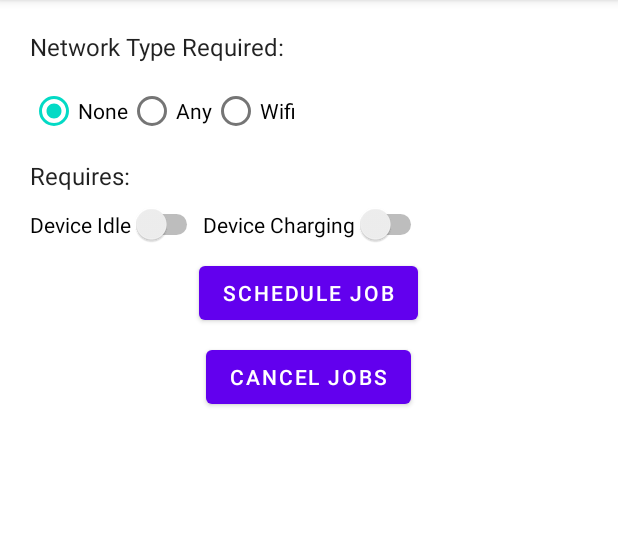
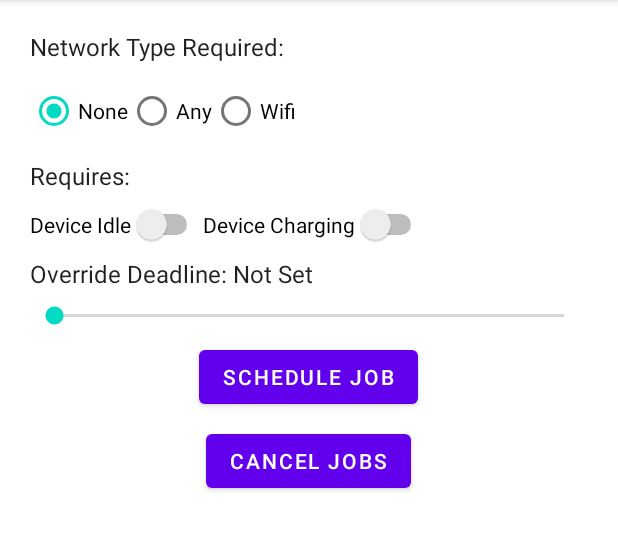
Before and after one commit to Ugo119/JobScheduler-Tutorial, an Android app: the screen it shows after launch (MainActivity), after a tap on "SCHEDULE JOB", on a phone screen of 412 x 824 dp, the part 84-635 px from its top. Run offline under Robolectric (Android 15) with nearby library versions, the phone set to English and light mode, and no system bars.

Commit message:
Made changes to codebase

```diff
--- a/app/src/main/java/com/ugo/android/notificationscheduler/MainActivity.java
+++ b/app/src/main/java/com/ugo/android/notificationscheduler/MainActivity.java
@@ -8,7 +8,9 @@ import android.content.ComponentName;
 import android.os.Bundle;
 import android.view.View;
 import android.widget.RadioGroup;
+import android.widget.SeekBar;
 import android.widget.Switch;
+import android.widget.TextView;
 import android.widget.Toast;
 
 public class MainActivity extends AppCompatActivity {
@@ -16,6 +18,7 @@ public class MainActivity extends AppCompatActivity {
     private static final int JOB_ID = 0;
     private Switch deviceIdleSwitch;
     private Switch deviceChargingSwitch;
+    private SeekBar seekBar;
 
     @Override
     protected void onCreate(Bundle savedInstanceState) {
@@ -24,16 +27,47 @@ public class MainActivity extends AppCompatActivity {
 
         deviceIdleSwitch = findViewById(R.id.idleSwitch);
         deviceChargingSwitch = findViewById(R.id.chargingSwitch);
+        seekBar = findViewById(R.id.seekBar);
+
+        final TextView seekBarProgress = findViewById(R.id.seekBarProgress);
+        seekBar.setOnSeekBarChangeListener(new SeekBar.OnSeekBarChangeListener() {
+            @Override
+            public void onProgressChanged(SeekBar seekBar, int progress, boolean fromUser) {
+                if (progress > 0) {
+                    seekBarProgress.setText(progress + " s");
+                } else {
+                    seekBarProgress.setText("Not Set");
+                }
+
+            }
+
+            @Override
+            public void onStartTrackingTouch(SeekBar seekBar) {
+
+            }
+
+            @Override
+            public void onStopTrackingTouch(SeekBar seekBar) {
+
+            }
+        });
     }
+
+    /**
+     * onClick method that schedules the jobs based on the parameters set.
+     */
 
     public void scheduleJob(View view) {
         RadioGroup networkOptions = findViewById(R.id.networkOptions);
         jobScheduler = (JobScheduler) getSystemService(JOB_SCHEDULER_SERVICE);
 
+        int seekBarInteger = seekBar.getProgress();
+        boolean seekBarSet = seekBarInteger > 0;
+
         //Get the selected network ID and save it in an integer variable
         int selectedNetworkID = networkOptions.getCheckedRadioButtonId();
+        int selectedNetworkOption = JobInfo.NETWORK_TYPE_NONE;
 
-        int selectedNetworkOption = JobInfo.NETWORK_TYPE_NONE;
         switch (selectedNetworkID) {
             case R.id.noNetwork:
                 selectedNetworkOption = JobInfo.NETWORK_TYPE_NONE;
@@ -62,6 +96,10 @@ public class MainActivity extends AppCompatActivity {
         //Show a Toast message, letting user know the job was scheduled
         Toast.makeText(this, "Job Scheduled, job will run when " +
                 "the constraints are met.", Toast.LENGTH_LONG).show();
+
+        if (seekBarSet) {
+            builder.setOverrideDeadline(seekBarInteger * 1000);
+        }
     }
 
     public void cancelJobs(View view) {
--- a/app/src/main/res/layout/activity_main.xml
+++ b/app/src/main/res/layout/activity_main.xml
@@ -64,6 +64,32 @@
 
     </LinearLayout>
 
+    <LinearLayout
+        android:layout_width="match_parent"
+        android:layout_height="wrap_content"
+        android:orientation="horizontal"
+        android:layout_margin="4dp">
+        <TextView
+            android:layout_width="wrap_content"
+            android:layout_height="wrap_content"
+            android:text="Override Deadline: "
+            android:id="@+id/seekBarLabel"
+            android:textAppearance="@style/TextAppearance.AppCompat.Subhead"/>
+        <TextView
+            android:layout_width="wrap_content"
+            android:layout_height="wrap_content"
+            android:text="Not Set"
+            android:id="@+id/seekBarProgress"
+            android:textAppearance="@style/TextAppearance.AppCompat.Subhead"/>
+
+    </LinearLayout>
+
+    <SeekBar
+        android:layout_width="match_parent"
+        android:layout_height="wrap_content"
+        android:id="@+id/seekBar"
+        android:layout_margin="4dp"/>
+
     <Button
         android:layout_width="wrap_content"
         android:layout_height="wrap_content"
```
